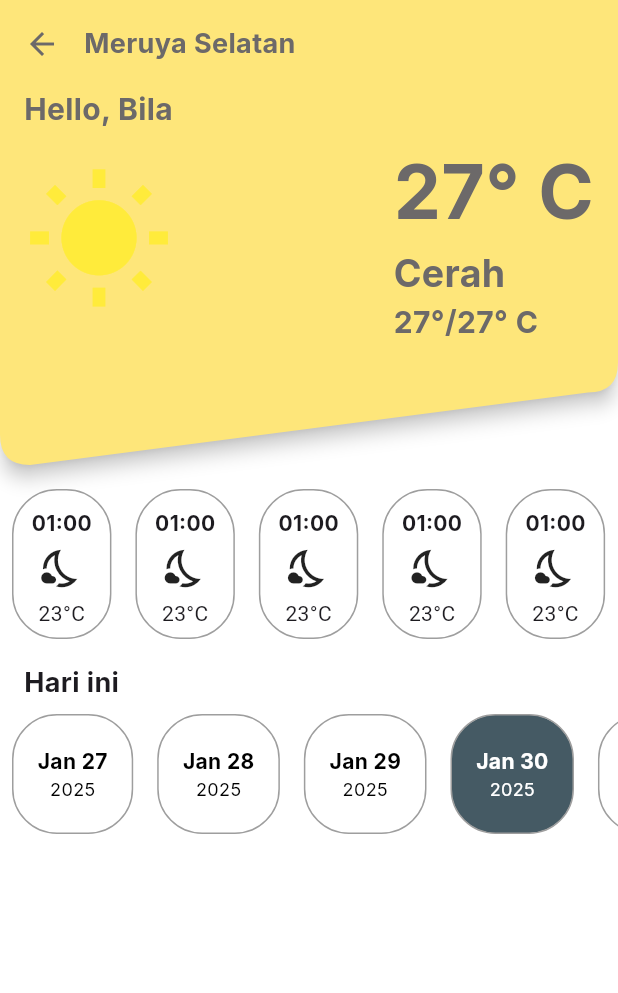
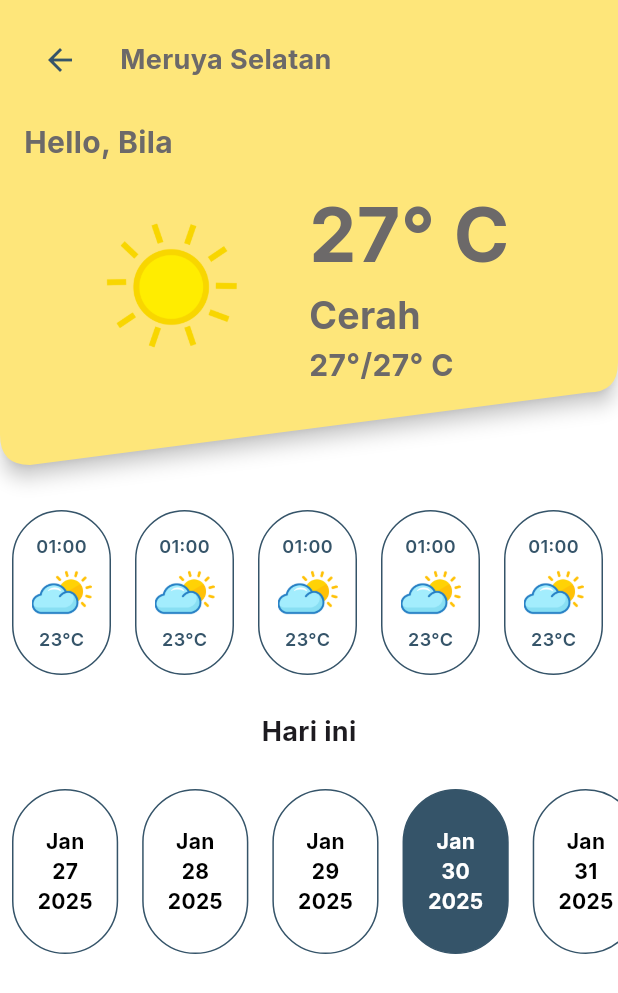
Before and after one commit to Alif-Fikri/JIR, a Flutter app: the WeatherPage screen opened by its route, on a phone screen of 412 x 824 dp. Shown: the top 993 px of the screen. Run offline on Flutter 3.47's test engine with Material 3 defaults, Android fonts, the phone set to English and light mode, and no system bars; our stand-ins replace connectivity_plus, dio, fl_chart, flutter_compass, flutter_dotenv, flutter_map and 13 more; accounts and stored records are empty; network calls fail.

Commit message:
fix detail weather page

```diff
--- a/lib/pages/home/weather/weather.dart
+++ b/lib/pages/home/weather/weather.dart
@@ -23,9 +23,12 @@ class WeatherPage extends StatelessWidget {
                     children: [
                       Row(
                         children: [
-                          const Icon(
-                            Icons.arrow_back,
-                            color: Color(0xff6C6969),
+                          IconButton(
+                            icon: Icon(Icons.arrow_back),
+                            color: const Color(0xff355469),
+                            onPressed: () {
+                              Navigator.pop(context);
+                            },
                           ),
                           const SizedBox(width: 16),
                           Text(
@@ -48,30 +51,50 @@ class WeatherPage extends StatelessWidget {
                       const SizedBox(height: 5),
                       Row(
                         mainAxisAlignment: MainAxisAlignment.spaceBetween,
+                        crossAxisAlignment: CrossAxisAlignment.center,
                         children: [
-                          const Icon(Icons.wb_sunny,
-                              size: 100, color: Colors.yellow),
-                          Column(
+                          Expanded(
+                            flex: 1,
+                            child: Image.asset(
+                              'assets/images/Cuaca Smart City Icon-05.png',
+                              width: 330,
+                              height: 150,
+                              fit: BoxFit.contain,
+                            ),
+                          ),
+                          Expanded(
+                            flex: 1,
+                            child: Column(
                               crossAxisAlignment: CrossAxisAlignment.start,
                               mainAxisAlignment: MainAxisAlignment.center,
                               children: [
-                              Text('27° C',
+                                Text(
+                                  '27° C',
                                   style: GoogleFonts.inter(
                                     fontSize: 50,
                                     fontWeight: FontWeight.bold,
-                                      color: const Color(0xff6C6969))),
-                              Text('Cerah',
+                                    color: const Color(0xff6C6969),
+                                  ),
+                                ),
+                                Text(
+                                  'Cerah',
                                   style: GoogleFonts.inter(
                                     fontSize: 25,
                                     fontWeight: FontWeight.bold,
-                                      color: const Color(0xff6C6969))),
-                              Text('27°/27° C',
+                                    color: const Color(0xff6C6969),
+                                  ),
+                                ),
+                                Text(
+                                  '27°/27° C',
                                   style: GoogleFonts.inter(
                                     fontSize: 20,
                                     fontWeight: FontWeight.bold,
-                                      color: const Color(0xff6C6969))),
+                                    color: const Color(0xff6C6969),
+                                  ),
+                                ),
                               ],
-                          )
+                            ),
+                          ),
                         ],
                       ),
                     ],
@@ -79,9 +102,9 @@ class WeatherPage extends StatelessWidget {
                 ),
               ],
             ),
-            const SizedBox(height: 16),
+            const SizedBox(height: 30),
             SizedBox(
-              height: 100,
+              height: 110,
               child: ListView.builder(
                 scrollDirection: Axis.horizontal,
                 itemCount: 12,
@@ -90,35 +113,49 @@ class WeatherPage extends StatelessWidget {
                     margin: const EdgeInsets.symmetric(horizontal: 8),
                     padding: const EdgeInsets.all(12),
                     decoration: BoxDecoration(
-                      border: Border.all(color: Colors.grey),
-                      borderRadius: BorderRadius.circular(30),
+                      border: Border.all(color: const Color(0xff355469)),
+                      borderRadius: BorderRadius.circular(50),
                     ),
                     child: Column(
                       mainAxisAlignment: MainAxisAlignment.center,
                       children: [
                         Text('01:00',
-                            style:
-                                GoogleFonts.inter(fontWeight: FontWeight.bold)),
-                        SizedBox(height: 5),
-                        Icon(Icons.nights_stay_outlined, size: 30),
-                        SizedBox(height: 5),
-                        Text('23°C'),
+                            style: GoogleFonts.inter(
+                                fontWeight: FontWeight.w600,
+                                fontSize: 12,
+                                color: const Color(0xff355469))),
+                        const SizedBox(height: 5),
+                        Image.asset(
+                          'assets/images/Cuaca Smart City Icon-02.png',
+                          width: 40,
+                          height: 35,
+                        ),
+                        const SizedBox(height: 5),
+                        Text(
+                          '23°C',
+                          style: GoogleFonts.inter(
+                              fontWeight: FontWeight.w600,
+                              fontSize: 12,
+                              color: const Color(0xff355469)),
+                        ),
                       ],
                     ),
                   );
                 },
               ),
             ),
-            const SizedBox(height: 16),
+            const SizedBox(height: 25),
             Padding(
               padding: EdgeInsets.symmetric(horizontal: 16.0),
+              child: Center(
                 child: Text('Hari ini',
                     style: GoogleFonts.inter(
                         fontWeight: FontWeight.bold, fontSize: 18)),
               ),
-            const SizedBox(height: 8),
+            ),
+            const SizedBox(height: 25),
             SizedBox(
-              height: 80,
+              height: 110,
               child: ListView.builder(
                 scrollDirection: Axis.horizontal,
                 itemCount: 7,
@@ -128,25 +165,36 @@ class WeatherPage extends StatelessWidget {
                     padding: const EdgeInsets.symmetric(
                         vertical: 12, horizontal: 16),
                     decoration: BoxDecoration(
-                      color: index == 3 ? Colors.blueGrey[700] : Colors.white,
-                      borderRadius: BorderRadius.circular(30),
-                      border: Border.all(color: Colors.grey),
+                      color:
+                          index == 3 ? const Color(0xff355469) : Colors.white,
+                      borderRadius: BorderRadius.circular(50),
+                      border: Border.all(color: const Color(0xff355469)),
                     ),
                     child: Column(
                       mainAxisAlignment: MainAxisAlignment.center,
                       children: [
                         Text(
-                          'Jan ${27 + index}',
+                          'Jan',
                           style: GoogleFonts.inter(
                             color: index == 3 ? Colors.white : Colors.black,
                             fontWeight: FontWeight.bold,
+                            fontSize: 14,
+                          ),
+                        ),
+                        Text(
+                          '${27 + index}',
+                          style: GoogleFonts.inter(
+                            color: index == 3 ? Colors.white : Colors.black,
+                            fontWeight: FontWeight.bold,
+                            fontSize: 14,
                           ),
                         ),
                         Text(
                           '2025',
                           style: GoogleFonts.inter(
                             color: index == 3 ? Colors.white : Colors.black,
-                            fontSize: 12,
+                            fontSize: 14,
+                            fontWeight: FontWeight.bold,
                           ),
                         ),
                       ],
```
Lines whose indentation alone changed are shown as unchanged.
